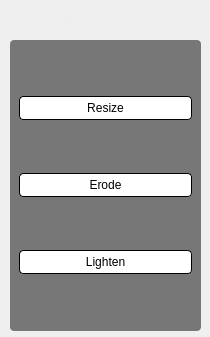
Old version of the form toolswidget.ui in the repository idrisT11/Image-Editor.
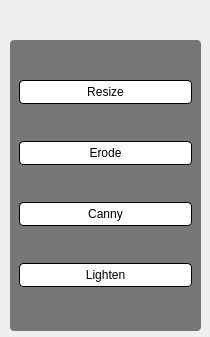
New version of the form. Icons and pictures are not drawn.

Commit message: Completed CannyPopup + small fixes

Patch:
```diff
--- a/toolswidget.ui
+++ b/toolswidget.ui
@@ -71,6 +71,18 @@
     <enum>QFrame::Raised</enum>
    </property>
    <layout class="QGridLayout" name="gridLayout">
+    <item row="3" column="0">
+     <widget class="QPushButton" name="lightenButton">
+      <property name="styleSheet">
+       <string notr="true">border: 1px solid black;
+padding: 4px;
+background-color: white;</string>
+      </property>
+      <property name="text">
+       <string>Lighten</string>
+      </property>
+     </widget>
+    </item>
     <item row="0" column="0">
      <widget class="QPushButton" name="resizeButton">
       <property name="styleSheet">
@@ -97,14 +109,15 @@
      </widget>
     </item>
     <item row="2" column="0">
-     <widget class="QPushButton" name="lightenButton">
+     <widget class="QPushButton" name="pushButton_3">
       <property name="styleSheet">
        <string notr="true">border: 1px solid black;
 padding: 4px;
-background-color: white;</string>
+background-color: white;
+</string>
       </property>
       <property name="text">
-       <string>Lighten</string>
+       <string>Canny</string>
       </property>
      </widget>
     </item>
```
Left out of the diff: 6 changed lines with no effect on the pictures. The commit also changes 17 other files.
